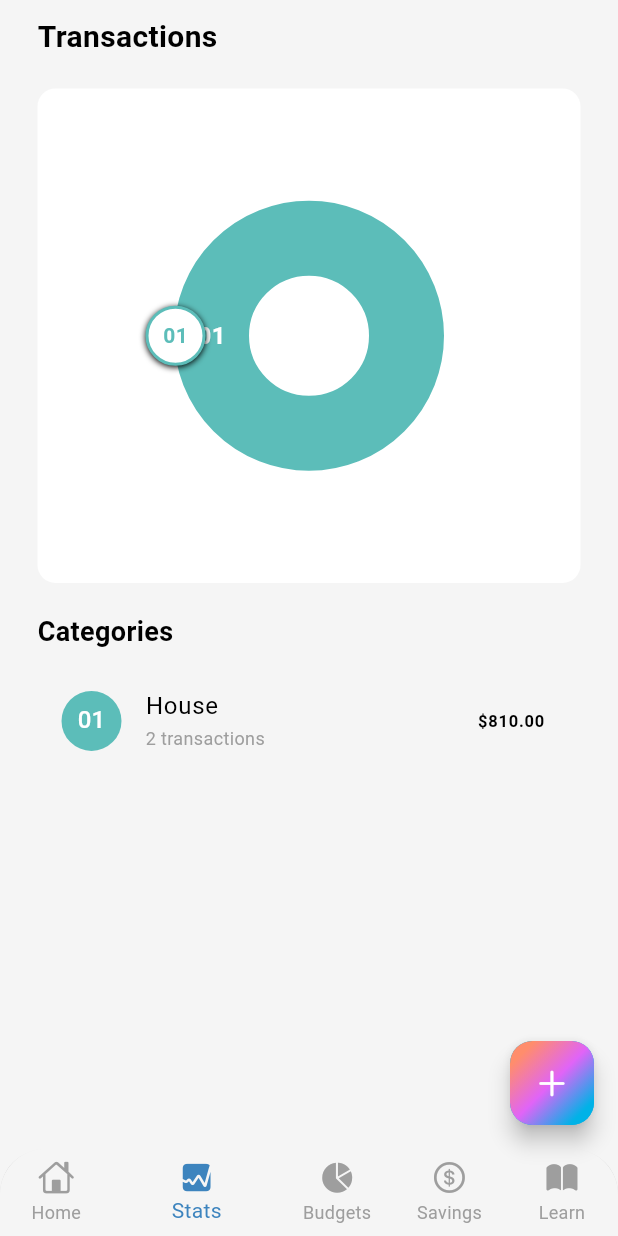
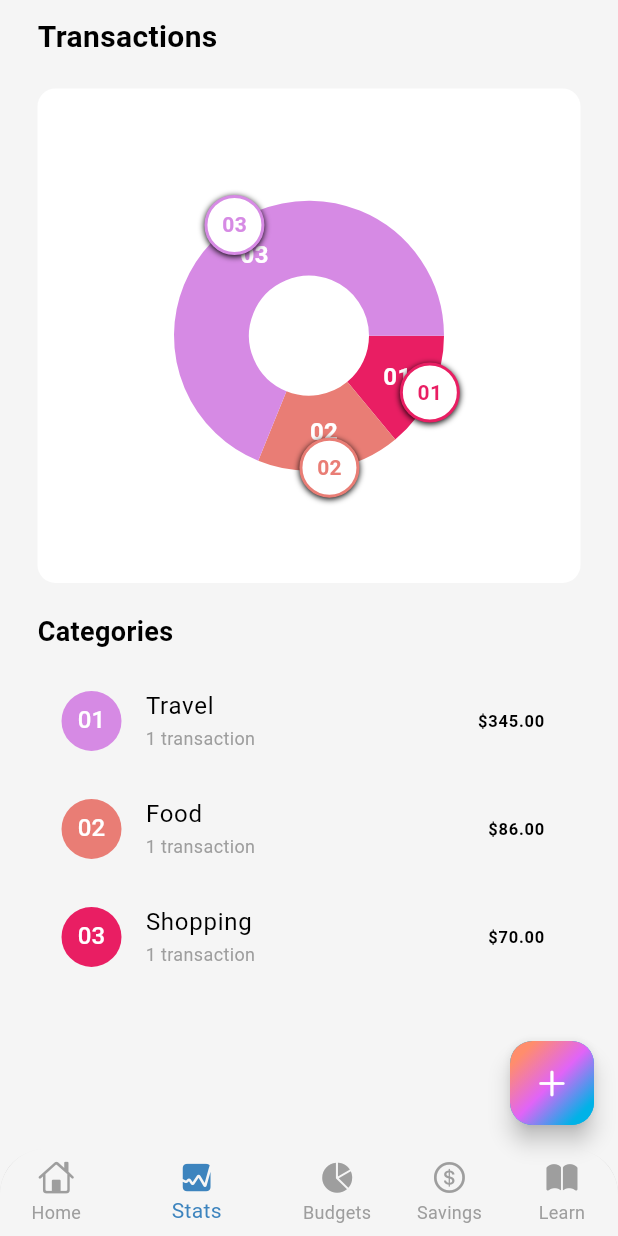
Before and after one commit to W-Nyaguthii/namer-app, a Flutter app: the screen it shows after launch, item 2 of the bottom bar chosen, on a phone screen of 412 x 824 dp. Run offline on Flutter 3.47's test engine with Material 3 defaults, Android fonts, the phone set to English and light mode, and no system bars; drawn by our look-alikes of fl_chart; our stand-ins replace bloc, cloud_firestore, equatable, firebase_core, flutter_bloc, flutter_colorpicker and 3 more; accounts and stored records are empty; statements that could not run were skipped.

Commit message:
Minor changes

```diff
--- a/lib/screens/home/views/main_screen.dart
+++ b/lib/screens/home/views/main_screen.dart
@@ -195,9 +195,9 @@ class _MainScreenState extends State<MainScreen> {
                 ),
 
                 //The Setting button
-                IconButton(
-                    onPressed: _showNameEditDialog,
-                    icon: const Icon(CupertinoIcons.settings_solid))
+                //  IconButton(
+                //    onPressed: _showNameEditDialog,
+                //  icon: const Icon(CupertinoIcons.settings_solid))
               ],
             ),
             const SizedBox(
--- a/lib/screens/learn/learn.dart
+++ b/lib/screens/learn/learn.dart
@@ -230,7 +230,7 @@ class _LearningScreenState extends State<LearningScreen> {
 
   Future<String> _getGeminiResponse(String prompt) async {
     final url = Uri.parse(
-//change model to gemini-2.0-flash
+//change model to gemini-2.0-flash;gemini-1.5-pro
         'https://generativelanguage.googleapis.com/v1/models/gemini-1.5-pro:generateContent?key=$apiKey');
 
     final payload = jsonEncode({
--- a/lib/screens/stats/views/chart.dart
+++ b/lib/screens/stats/views/chart.dart
@@ -79,12 +79,9 @@ class _MyChartState extends State<MyChart> {
 
     final colorMap = {
       'House': const Color(0xFF5cbdb9),
-      'Food': Colors.red,
-      'Transport': Colors.green,
-      'Entertainment': Colors.purple,
-      'Shopping': Colors.amber,
-      'Health': Colors.pink,
-      'Utilities': Colors.teal,
+      'Food': const Color.fromARGB(255, 233, 125, 117),
+      'Travel': const Color.fromARGB(255, 214, 138, 228),
+      'Shopping': Colors.pink,
       'Job': Colors.blue,
       // Add more categories as needed
     };
--- a/lib/screens/stats/views/stats.dart
+++ b/lib/screens/stats/views/stats.dart
@@ -25,24 +25,39 @@ class _StatScreenState extends State<StatScreen> {
     });
 
     try {
-      // Replace this with your actual transaction fetching logic
+      // Replace with actual transaction fetching logic
       // For now, i used sample data that matches the home screen
       transactions = [
+        //  Transaction(
+        //  category: 'House',
+        //  amount: 800.00,
+        //   isExpense: false, // Income
+        //  date: '11/03/2025',
+        //  icon: Icons.home,
+        // ),
         Transaction(
-          category: 'House',
-          amount: 800.00,
-          isExpense: false, // Income
-          date: '11/03/2025',
-          icon: Icons.home,
+          category: 'Shopping',
+          amount: 70.00,
+          isExpense: true,
+          date: '19/03/2025',
+          //   icon: Icons.home,
         ),
         Transaction(
-          category: 'House',
-          amount: 10.00,
+          category: 'Food',
+          amount: 86.00,
+          isExpense: true,
+          date: '19/03/2025',
+          // icon: Icons.home,
+        ),
+        Transaction(
+          category: 'Travel',
+          amount: 345.00,
           isExpense: true, // Expense
           date: '09/03/2025',
-          icon: Icons.home,
+          // icon: Icons.home,
         ),
-        // Add more transactions if needed
+
+        // Add more transactions
       ];
     } catch (e) {
       // Handle any errors
@@ -155,12 +170,9 @@ class _StatScreenState extends State<StatScreen> {
   Color getColorForCategory(String category) {
     final colorMap = {
       'House': const Color(0xFF5cbdb9),
-      'Food': Colors.red,
-      'Transport': Colors.green,
-      'Entertainment': Colors.purple,
-      'Shopping': Colors.amber,
-      'Health': Colors.pink,
-      'Utilities': Colors.teal,
+      'Food': const Color.fromARGB(255, 233, 125, 117),
+      'Travel': const Color.fromARGB(255, 214, 138, 228),
+      'Shopping': Colors.pink,
       'Job': Colors.blue,
     };
 
```
